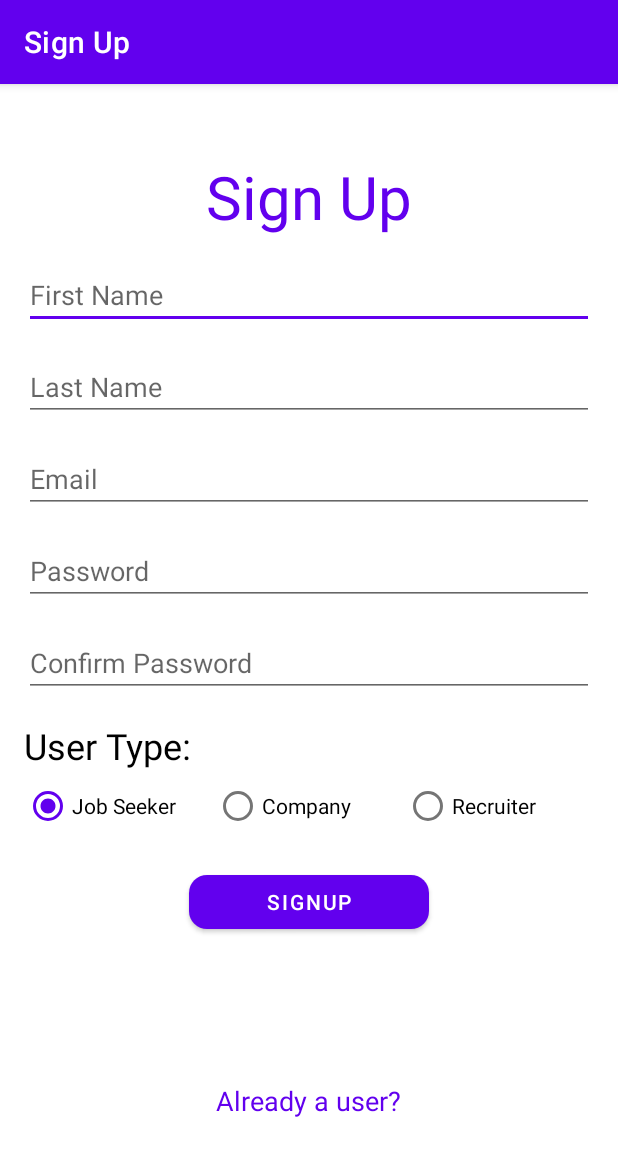
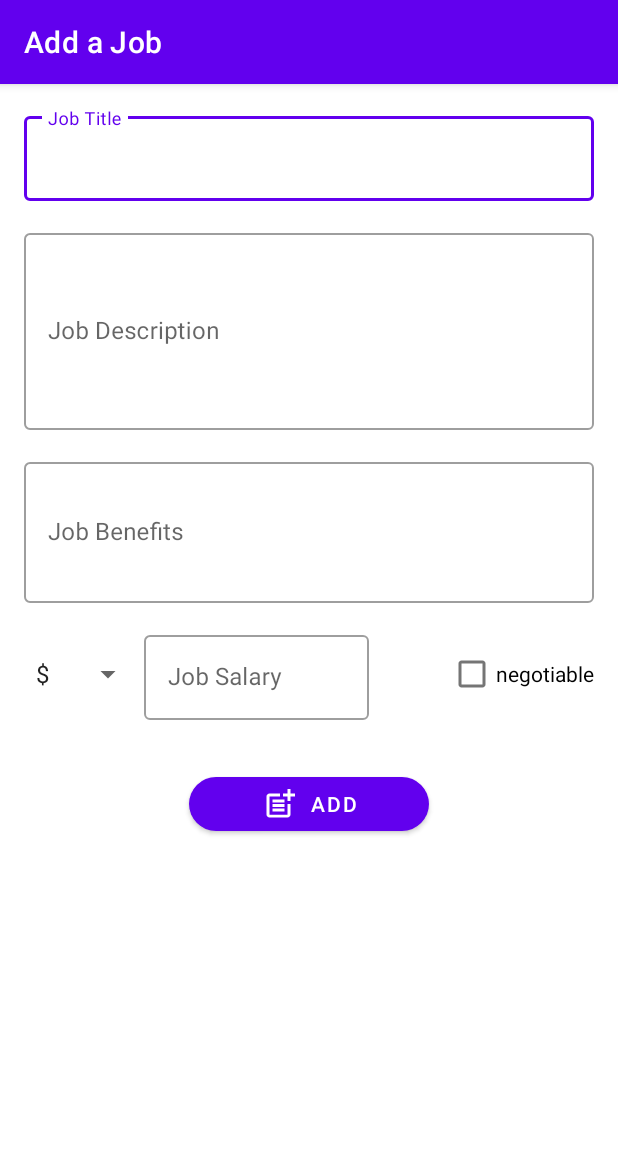
Before and after one commit to AhmedMaad/Recruitment-App, an Android app: the screen it shows after launch (SignupActivity before the commit, JobActivity after it), on a phone screen of 412 x 824 dp. Shown: the top 1156 px of the screen. Run offline under Robolectric (Android 15) with nearby library versions, the phone set to English and light mode, and no system bars.

Commit message:
Add Job Design

```diff
--- a/app/src/main/AndroidManifest.xml
+++ b/app/src/main/AndroidManifest.xml
@@ -13,7 +13,7 @@
             android:name=".company.EmployeeActivity"
             android:exported="false" />
         <activity
-            android:name=".company.JobActivity"
+            android:name=".SignupActivity"
             android:exported="false" />
         <activity
             android:name=".company.DepartmentActivity"
@@ -32,7 +32,7 @@
             android:name=".SignInActivity"
             android:exported="false" />
         <activity
-            android:name=".SignupActivity"
+            android:name=".company.JobActivity"
             android:exported="true">
             <intent-filter>
                 <action android:name="android.intent.action.MAIN" />
--- a/app/src/main/java/com/maad/recruitment/company/JobActivity.kt
+++ b/app/src/main/java/com/maad/recruitment/company/JobActivity.kt
@@ -2,6 +2,7 @@ package com.maad.recruitment.company
 
 import androidx.appcompat.app.AppCompatActivity
 import android.os.Bundle
+import android.widget.ArrayAdapter
 import com.maad.recruitment.databinding.ActivityJobBinding
 
 class JobActivity : AppCompatActivity() {
@@ -12,6 +13,12 @@ class JobActivity : AppCompatActivity() {
         super.onCreate(savedInstanceState)
         binding = ActivityJobBinding.inflate(layoutInflater)
         setContentView(binding.root)
+        title = "Add a Job"
+
+        val currencies = arrayOf("$", "£", "€")
+        val adapter = ArrayAdapter(this, android.R.layout.simple_spinner_item, currencies)
+        adapter.setDropDownViewResource(android.R.layout.simple_spinner_dropdown_item)
+        binding.currencySpinner.adapter = adapter
 
     }
 }
--- a/app/src/main/res/layout/activity_job.xml
+++ b/app/src/main/res/layout/activity_job.xml
@@ -4,6 +4,105 @@
     xmlns:tools="http://schemas.android.com/tools"
     android:layout_width="match_parent"
     android:layout_height="match_parent"
+    android:padding="16dp"
     tools:context=".company.JobActivity">
 
+    <com.google.android.material.textfield.TextInputLayout
+        android:id="@+id/title_container"
+        style="@style/Widget.MaterialComponents.TextInputLayout.OutlinedBox"
+        android:layout_width="match_parent"
+        android:layout_height="wrap_content"
+        android:hint="Job Title"
+        app:layout_constraintTop_toTopOf="parent">
+
+        <com.google.android.material.textfield.TextInputEditText
+            android:id="@+id/title_et"
+            android:layout_width="match_parent"
+            android:layout_height="match_parent" />
+
+    </com.google.android.material.textfield.TextInputLayout>
+
+    <com.google.android.material.textfield.TextInputLayout
+        android:id="@+id/description_container"
+        style="@style/Widget.MaterialComponents.TextInputLayout.OutlinedBox"
+        android:layout_width="match_parent"
+        android:layout_height="wrap_content"
+        android:layout_marginTop="16dp"
+        android:hint="Job Description"
+        app:layout_constraintTop_toBottomOf="@id/title_container">
+
+        <com.google.android.material.textfield.TextInputEditText
+            android:id="@+id/description_et"
+            android:layout_width="match_parent"
+            android:layout_height="match_parent"
+            android:minLines="5" />
+
+    </com.google.android.material.textfield.TextInputLayout>
+
+    <com.google.android.material.textfield.TextInputLayout
+        android:id="@+id/benefits_container"
+        style="@style/Widget.MaterialComponents.TextInputLayout.OutlinedBox"
+        android:layout_width="match_parent"
+        android:layout_height="wrap_content"
+        android:layout_marginTop="16dp"
+        android:hint="Job Benefits"
+        app:layout_constraintTop_toBottomOf="@id/description_container">
+
+        <com.google.android.material.textfield.TextInputEditText
+            android:id="@+id/benefits_et"
+            android:layout_width="match_parent"
+            android:layout_height="match_parent"
+            android:minLines="3" />
+
+    </com.google.android.material.textfield.TextInputLayout>
+
+    <Spinner
+        android:id="@+id/currency_spinner"
+        android:layout_width="80dp"
+        android:layout_height="wrap_content"
+        app:layout_constraintBottom_toBottomOf="@id/salary_container"
+        app:layout_constraintStart_toStartOf="parent"
+        app:layout_constraintTop_toTopOf="@id/salary_container" />
+
+    <com.google.android.material.textfield.TextInputLayout
+        android:id="@+id/salary_container"
+        style="@style/Widget.MaterialComponents.TextInputLayout.OutlinedBox"
+        android:layout_width="150dp"
+        android:layout_height="wrap_content"
+        android:layout_marginTop="16dp"
+        android:hint="Job Salary"
+        app:layout_constraintStart_toEndOf="@id/currency_spinner"
+        app:layout_constraintTop_toBottomOf="@id/benefits_container">
+
+        <com.google.android.material.textfield.TextInputEditText
+            android:id="@+id/salary_et"
+            android:layout_width="match_parent"
+            android:layout_height="match_parent"
+            android:inputType="numberDecimal" />
+
+    </com.google.android.material.textfield.TextInputLayout>
+
+    <CheckBox
+        android:id="@+id/negotiable_cb"
+        android:layout_width="wrap_content"
+        android:layout_height="wrap_content"
+        android:layout_marginStart="32dp"
+        android:text="negotiable"
+        app:layout_constraintBottom_toBottomOf="@id/salary_container"
+        app:layout_constraintEnd_toEndOf="@id/benefits_container"
+        app:layout_constraintTop_toTopOf="@id/salary_container" />
+
+    <com.google.android.material.button.MaterialButton
+        android:id="@+id/add_job_btn"
+        android:layout_width="160dp"
+        android:layout_height="wrap_content"
+        android:layout_marginTop="32dp"
+        android:text="add"
+        app:cornerRadius="24dp"
+        app:icon="@drawable/ic_job"
+        app:iconGravity="textStart"
+        app:layout_constraintEnd_toEndOf="parent"
+        app:layout_constraintStart_toStartOf="parent"
+        app:layout_constraintTop_toBottomOf="@id/salary_container" />
+
 </androidx.constraintlayout.widget.ConstraintLayout>
```
